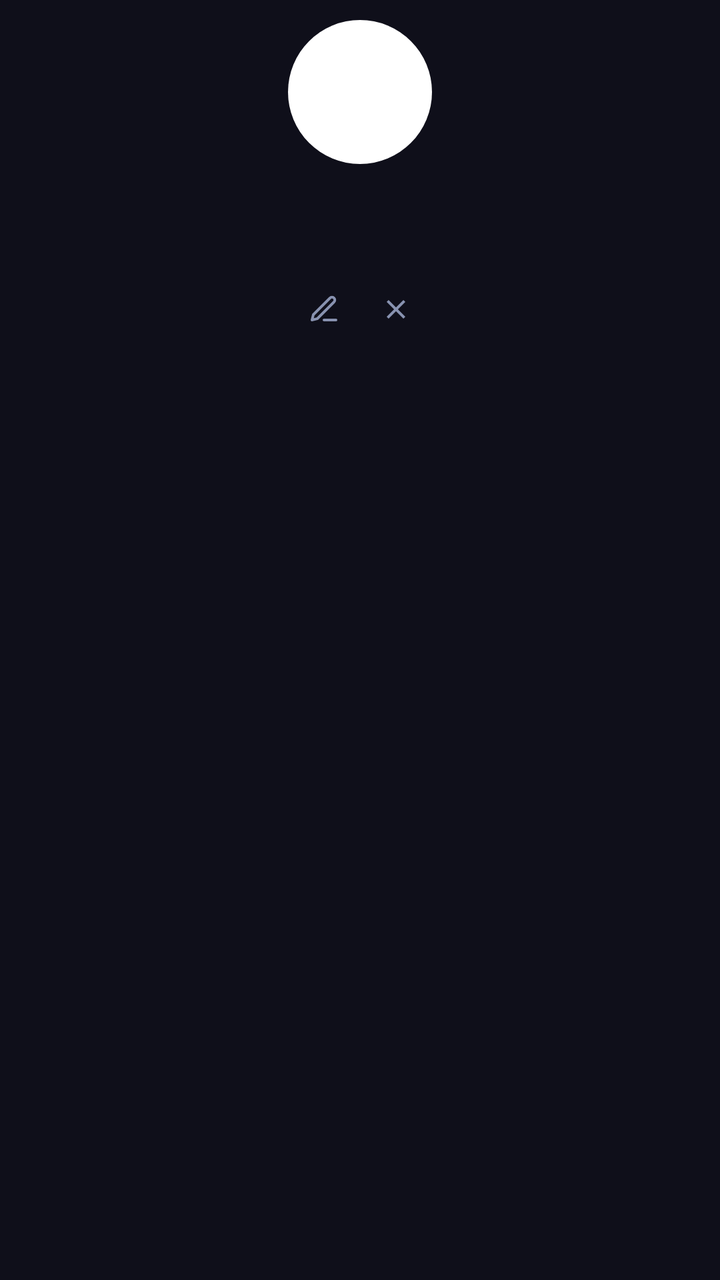
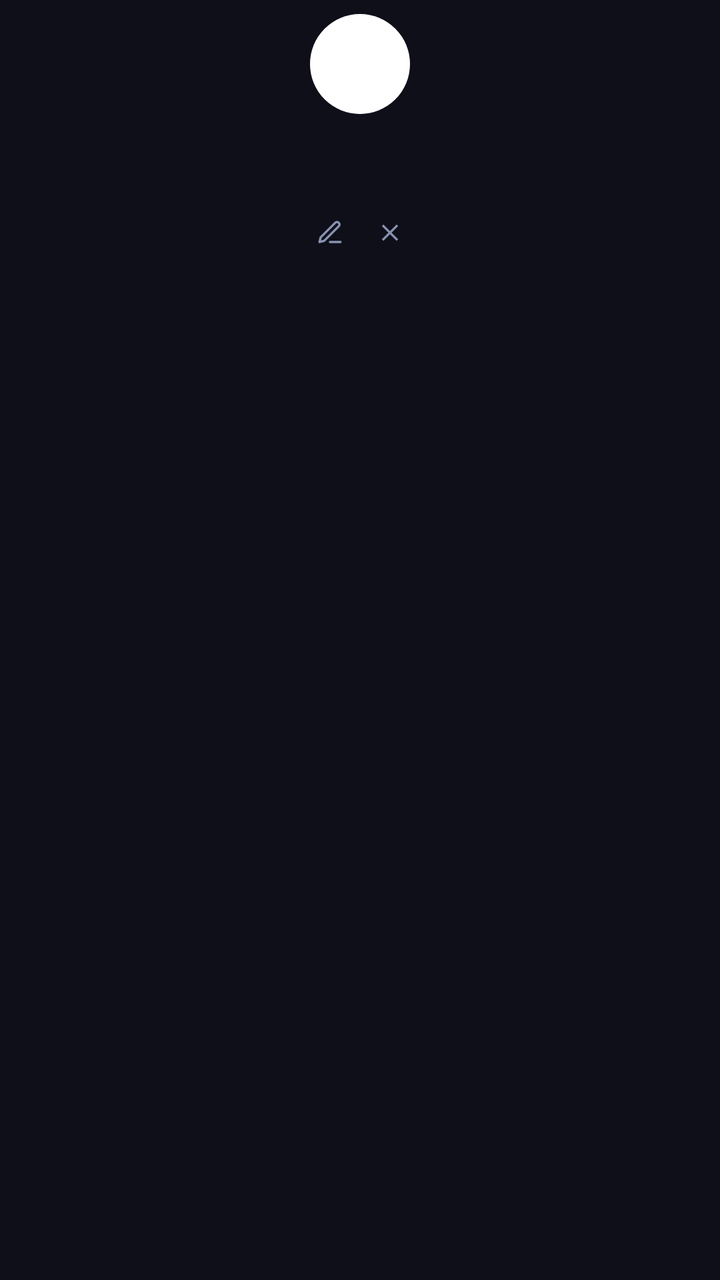

Compare the two renders of this Android layout. The source of the first and the diff that turns it into the second are given below.
<!-- AndroidManifest.xml: application theme Theme.IPTV -->
<!-- res/layout/item_profile.xml -->
<?xml version="1.0" encoding="utf-8"?>
<LinearLayout xmlns:android="http://schemas.android.com/apk/res/android"
    xmlns:app="http://schemas.android.com/apk/res-auto"
    android:layout_width="108dp"
    android:layout_height="wrap_content"
    android:layout_marginEnd="16dp"
    android:orientation="vertical"
    android:gravity="center_horizontal"
    android:focusable="true"
    android:clipChildren="false"
    android:clipToPadding="false"
    android:paddingTop="4dp">

    
    <FrameLayout
        android:layout_width="84dp"
        android:layout_height="84dp"
        android:clipChildren="false"
        android:clipToPadding="false">

        <View
            android:id="@+id/iv_active_ring"
            android:layout_width="match_parent"
            android:layout_height="match_parent"
            android:background="@drawable/bg_avatar_active_ring"
            android:visibility="gone" />

        <FrameLayout
            android:id="@+id/avatar_circle"
            android:layout_width="72dp"
            android:layout_height="72dp"
            android:layout_gravity="center"
            android:background="@drawable/bg_avatar_circle">

            <ImageView
                android:id="@+id/iv_type_icon"
                android:layout_width="32dp"
                android:layout_height="32dp"
                android:layout_gravity="center"
                app:tint="@android:color/white" />
        </FrameLayout>

        <FrameLayout
            android:id="@+id/badge_active"
            android:layout_width="24dp"
            android:layout_height="24dp"
            android:layout_gravity="bottom|end"
            android:background="@drawable/bg_badge_active"
            android:visibility="gone">

            <TextView
                android:layout_width="wrap_content"
                android:layout_height="wrap_content"
                android:layout_gravity="center"
                android:text="✓"
                android:textColor="@android:color/white"
                android:textSize="13sp"
                android:textStyle="bold" />
        </FrameLayout>

        <com.nicotv.iptv2.ui.common.RotatingBorderView
            android:id="@+id/profile_row_ring"
            android:layout_width="match_parent"
            android:layout_height="match_parent"
            app:circular="true"
            app:borderColor="@android:color/white"
            android:visibility="invisible" />
    </FrameLayout>

    <TextView
        android:id="@+id/tv_name"
        android:layout_width="match_parent"
        android:layout_height="wrap_content"
        android:layout_marginTop="8dp"
        android:gravity="center"
        android:textColor="@color/text_primary"
        android:textSize="14sp"
        android:textStyle="bold"
        android:ellipsize="end"
        android:maxLines="1" />

    
    <TextView
        android:id="@+id/tv_meta"
        android:layout_width="match_parent"
        android:layout_height="wrap_content"
        android:layout_marginTop="2dp"
        android:gravity="center"
        android:textSize="11sp"
        android:ellipsize="end"
        android:maxLines="1" />

    <LinearLayout
        android:layout_width="wrap_content"
        android:layout_height="wrap_content"
        android:layout_marginTop="6dp"
        android:orientation="horizontal"
        android:gravity="center">

        <FrameLayout
            android:id="@+id/btn_edit"
            android:layout_width="34dp"
            android:layout_height="34dp"
            android:focusable="true"
            android:clickable="true"
            android:background="?android:attr/selectableItemBackgroundBorderless">

            <ImageView
                android:layout_width="16dp"
                android:layout_height="16dp"
                android:layout_gravity="center"
                android:src="@drawable/ic_pwa_edit"
                app:tint="@color/text_secondary" />
        </FrameLayout>

        <FrameLayout
            android:id="@+id/btn_delete"
            android:layout_width="34dp"
            android:layout_height="34dp"
            android:layout_marginStart="2dp"
            android:focusable="true"
            android:clickable="true"
            android:background="?android:attr/selectableItemBackgroundBorderless">

            <ImageView
                android:layout_width="16dp"
                android:layout_height="16dp"
                android:layout_gravity="center"
                android:src="@drawable/ic_clear"
                app:tint="@color/text_secondary" />
        </FrameLayout>
    </LinearLayout>

</LinearLayout>
<!-- resources referenced by this layout -->
<resources>
  <color name="text_primary">#EAECF4</color>
  <color name="text_secondary">#8892B0</color>
  <!-- drawable bg_avatar_active_ring (drawable) -->
  <?xml version="1.0" encoding="utf-8"?>
  <shape xmlns:android="http://schemas.android.com/apk/res/android" android:shape="oval">
      <solid android:color="@android:color/transparent" />
      <stroke android:width="3dp" android:color="@color/accent" />
  </shape>
  <!-- drawable bg_avatar_circle (drawable) -->
  <?xml version="1.0" encoding="utf-8"?>
  <shape xmlns:android="http://schemas.android.com/apk/res/android" android:shape="oval">
      <solid android:color="@android:color/white" />
  </shape>
  <!-- drawable bg_badge_active (drawable) -->
  <?xml version="1.0" encoding="utf-8"?>
  <shape xmlns:android="http://schemas.android.com/apk/res/android" android:shape="oval">
      <solid android:color="@color/accent" />
  </shape>
  <!-- drawable ic_clear (drawable) -->
  <?xml version="1.0" encoding="utf-8"?>
  <vector xmlns:android="http://schemas.android.com/apk/res/android"
      android:width="24dp" android:height="24dp"
      android:viewportWidth="24" android:viewportHeight="24">
      <path android:fillColor="#8892B0"
          android:pathData="M19,6.41 17.59,5 12,10.59 6.41,5 5,6.41 10.59,12 5,17.59 6.41,19 12,13.41 17.59,19 19,17.59 13.41,12z"/>
  </vector>
  <!-- drawable ic_pwa_edit (drawable) -->
  <?xml version="1.0" encoding="utf-8"?>
  <vector xmlns:android="http://schemas.android.com/apk/res/android"
      android:width="24dp" android:height="24dp"
      android:viewportWidth="24" android:viewportHeight="24">
      <path android:strokeColor="#8892B0" android:strokeWidth="2" android:fillColor="#00000000"
          android:strokeLineCap="round" android:strokeLineJoin="round"
          android:pathData="M12,20 h9 M16.5,3.5 a2.1,2.1 0 0 1 3,3 L7,19 l-4,1 l1,-4 z" />
  </vector>
  <style name="Theme.IPTV" parent="Theme.Leanback">
          <item name="android:windowBackground">@color/bg_dark</item>
          <item name="colorPrimary">@color/accent</item>
          <item name="colorAccent">@color/accent</item>
          <item name="android:textColorPrimary">@color/text_primary</item>
          <item name="android:textColorSecondary">@color/text_secondary</item>
          <item name="android:editTextColor">@color/text_primary</item>
          <item name="android:colorControlActivated">@color/accent</item>
          <item name="android:colorControlHighlight">#334361EE</item>
          
          <item name="windowNoTitle">true</item>
          <item name="android:windowNoTitle">true</item>
          <item name="windowActionBar">false</item>
          <item name="android:windowActionBar">false</item>
      </style>
  <color name="accent">#4361EE</color>
  <color name="bg_dark">#0F0F1A</color>
</resources>

<!-- the commit's change to res/layout/item_profile.xml (unified diff, before → after) -->
@@ -1,20 +1,20 @@
 <?xml version="1.0" encoding="utf-8"?>
 <LinearLayout xmlns:android="http://schemas.android.com/apk/res/android"
     xmlns:app="http://schemas.android.com/apk/res-auto"
-    android:layout_width="108dp"
+    android:layout_width="86dp"
     android:layout_height="wrap_content"
-    android:layout_marginEnd="16dp"
+    android:layout_marginEnd="12dp"
     android:orientation="vertical"
     android:gravity="center_horizontal"
     android:focusable="true"
     android:clipChildren="false"
     android:clipToPadding="false"
-    android:paddingTop="4dp">
+    android:paddingTop="2dp">
 
     
     <FrameLayout
-        android:layout_width="84dp"
-        android:layout_height="84dp"
+        android:layout_width="60dp"
+        android:layout_height="60dp"
         android:clipChildren="false"
         android:clipToPadding="false">
 
@@ -27,23 +27,23 @@
 
         <FrameLayout
             android:id="@+id/avatar_circle"
-            android:layout_width="72dp"
-            android:layout_height="72dp"
+            android:layout_width="50dp"
+            android:layout_height="50dp"
             android:layout_gravity="center"
             android:background="@drawable/bg_avatar_circle">
 
             <ImageView
                 android:id="@+id/iv_type_icon"
-                android:layout_width="32dp"
-                android:layout_height="32dp"
+                android:layout_width="24dp"
+                android:layout_height="24dp"
                 android:layout_gravity="center"
                 app:tint="@android:color/white" />
         </FrameLayout>
 
         <FrameLayout
             android:id="@+id/badge_active"
-            android:layout_width="24dp"
-            android:layout_height="24dp"
+            android:layout_width="18dp"
+            android:layout_height="18dp"
             android:layout_gravity="bottom|end"
             android:background="@drawable/bg_badge_active"
             android:visibility="gone">
@@ -54,7 +54,7 @@
                 android:layout_gravity="center"
                 android:text="✓"
                 android:textColor="@android:color/white"
-                android:textSize="13sp"
+                android:textSize="10sp"
                 android:textStyle="bold" />
         </FrameLayout>
 
@@ -71,10 +71,10 @@
         android:id="@+id/tv_name"
         android:layout_width="match_parent"
         android:layout_height="wrap_content"
-        android:layout_marginTop="8dp"
+        android:layout_marginTop="5dp"
         android:gravity="center"
         android:textColor="@color/text_primary"
-        android:textSize="14sp"
+        android:textSize="13sp"
         android:textStyle="bold"
         android:ellipsize="end"
         android:maxLines="1" />
@@ -84,30 +84,30 @@
         android:id="@+id/tv_meta"
         android:layout_width="match_parent"
         android:layout_height="wrap_content"
-        android:layout_marginTop="2dp"
+        android:layout_marginTop="1dp"
         android:gravity="center"
-        android:textSize="11sp"
+        android:textSize="10sp"
         android:ellipsize="end"
         android:maxLines="1" />
 
     <LinearLayout
         android:layout_width="wrap_content"
         android:layout_height="wrap_content"
-        android:layout_marginTop="6dp"
+        android:layout_marginTop="3dp"
         android:orientation="horizontal"
         android:gravity="center">
 
         <FrameLayout
             android:id="@+id/btn_edit"
-            android:layout_width="34dp"
-            android:layout_height="34dp"
+            android:layout_width="28dp"
+            android:layout_height="28dp"
             android:focusable="true"
             android:clickable="true"
             android:background="?android:attr/selectableItemBackgroundBorderless">
 
             <ImageView
-                android:layout_width="16dp"
-                android:layout_height="16dp"
+                android:layout_width="14dp"
+                android:layout_height="14dp"
                 android:layout_gravity="center"
                 android:src="@drawable/ic_pwa_edit"
                 app:tint="@color/text_secondary" />
@@ -115,16 +115,16 @@
 
         <FrameLayout
             android:id="@+id/btn_delete"
-            android:layout_width="34dp"
-            android:layout_height="34dp"
+            android:layout_width="28dp"
+            android:layout_height="28dp"
             android:layout_marginStart="2dp"
             android:focusable="true"
             android:clickable="true"
             android:background="?android:attr/selectableItemBackgroundBorderless">
 
             <ImageView
-                android:layout_width="16dp"
-                android:layout_height="16dp"
+                android:layout_width="14dp"
+                android:layout_height="14dp"
                 android:layout_gravity="center"
                 android:src="@drawable/ic_clear"
                 app:tint="@color/text_secondary" />
